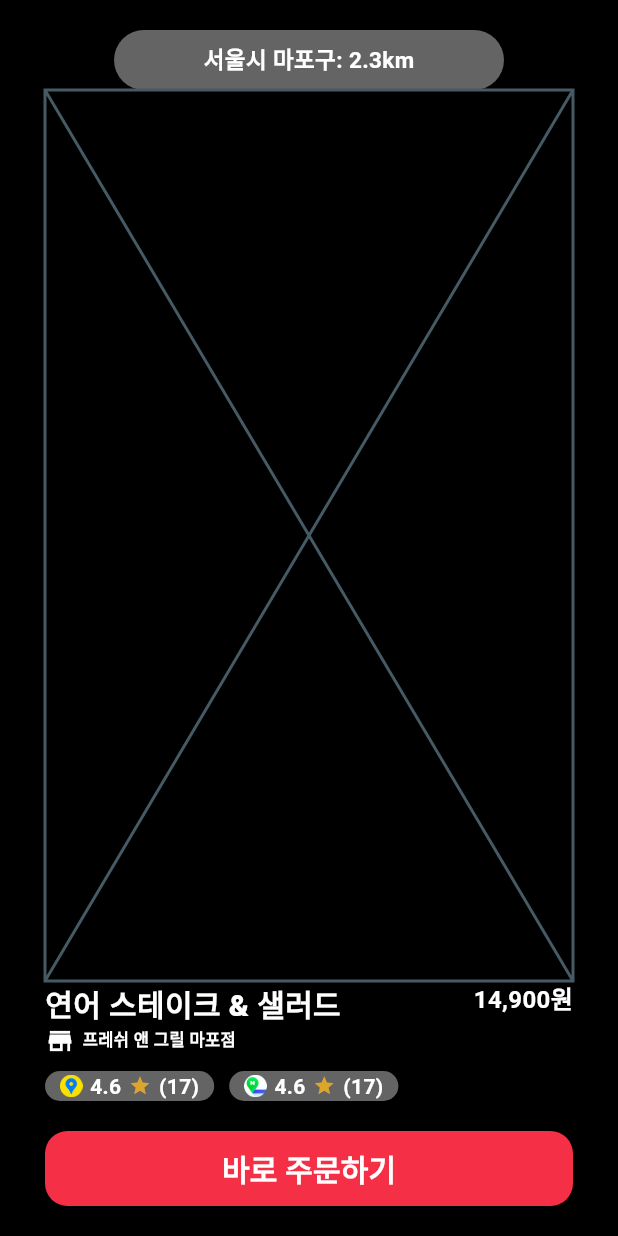
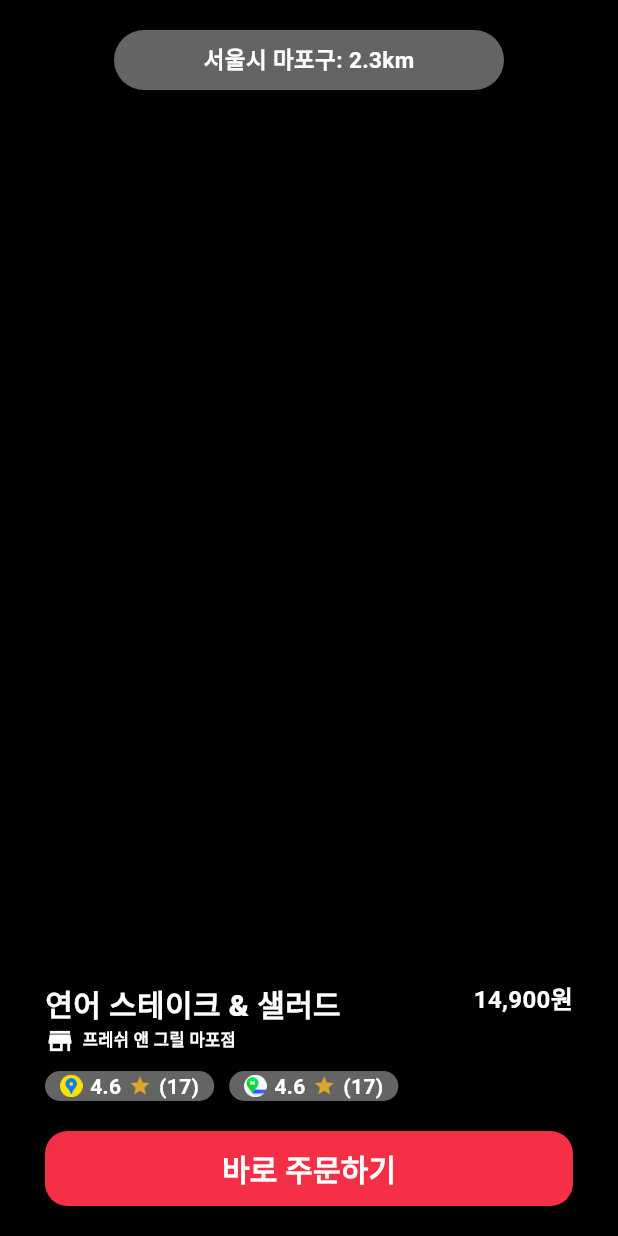
Before and after one commit to jjunseoPark/anyway_pickeat, a Flutter app: the FoodPlayer screen opened directly, on a phone screen of 412 x 824 dp. Run offline on Flutter 3.47's test engine with Material 3 defaults, Android fonts, the phone set to English and light mode, and no system bars; our stand-ins replace chewie, cloud_firestore, firebase_auth, firebase_core, firebase_storage, go_router and 2 more; accounts and stored records are empty; Roboto replaces fonts that are missing (Pretendard); project files that could hold a hidden picture were left out.

```diff
--- a/lib/home/food_information.dart
+++ b/lib/home/food_information.dart
@@ -41,7 +41,7 @@ class _FoodInformationState extends State<FoodInformation> {
 
             //빈공간
             Expanded(
-              child: Placeholder(),
+              child: Container(),
             ),
 
             // 설명창
--- a/lib/login/login_screen.dart
+++ b/lib/login/login_screen.dart
@@ -65,7 +65,7 @@ class _LoginScreenState extends State<LoginScreen> {
                 child: Image.asset(
                   "assets/image/login.png",
                   fit: BoxFit.contain,
-                  height: 200,
+                  width: 1000,
                 ),
               ),
               Text(
```
